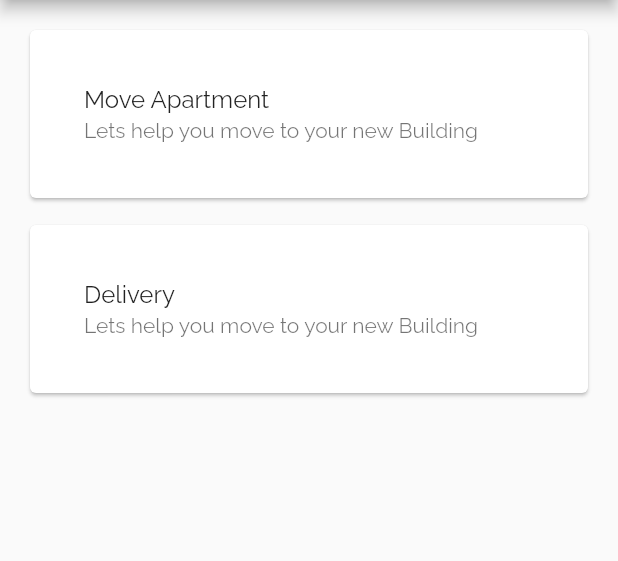
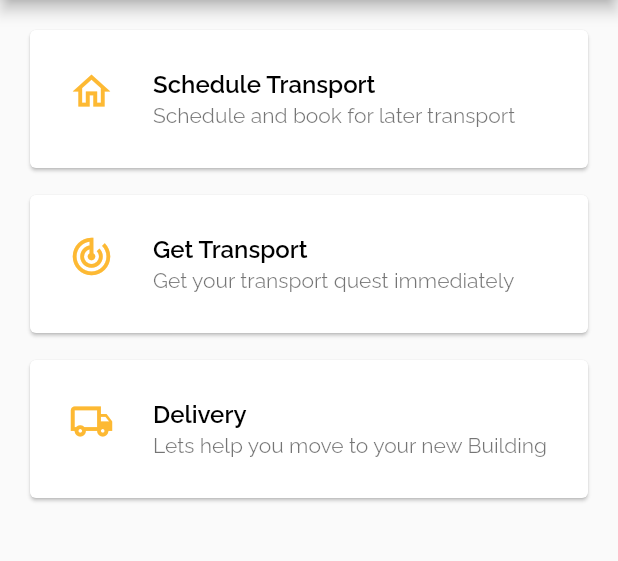
Before and after one commit to mulwa/Movers, a Flutter app: the LandingPage screen opened directly, after a tap on "Delivery", on a phone screen of 412 x 824 dp, the part 84-645 px from its top. Run offline on Flutter 3.47's test engine with Material 2 defaults, Android fonts, the phone set to English and light mode, and no system bars; our stand-ins replace cloud_firestore, firebase_auth, firebase_core, flutter_datetime_picker, geolocator, get and 4 more; missing offline and left inert: flutter_polyline_points, google_maps_place_picker; accounts and stored records are empty.

```diff
--- a/lib/main.dart
+++ b/lib/main.dart
@@ -3,6 +3,7 @@ import 'package:flutter/material.dart';
 import 'package:get/get_navigation/src/root/get_material_app.dart';
 import 'package:google_fonts/google_fonts.dart';
 import 'package:movers/screen/authentication/login.dart';
+import 'package:movers/screen/landing_page.dart';
 import 'package:movers/screen/map_page.dart';
 import 'package:movers/utils/constants.dart';
 
@@ -29,7 +30,7 @@ class MyApp extends StatelessWidget {
                 GoogleFonts.ralewayTextTheme(Theme.of(context).textTheme),
           ),
           textTheme: GoogleFonts.ralewayTextTheme(Theme.of(context).textTheme)),
-      home: MapPage(),
+      home: LandingPage(),
     );
   }
 }
--- a/lib/screen/drawer/appdrawer.dart
+++ b/lib/screen/drawer/appdrawer.dart
@@ -25,7 +25,7 @@ class AppDrawer extends StatelessWidget {
               }),
           VerticalSpacing(),
           createDrawerItem(
-              icon: Icons.time_to_leave_outlined,
+              icon: Icons.history,
               text: "History",
               onTap: () {
                 Navigator.pop(context);
--- a/lib/screen/drawer/drawerheader.dart
+++ b/lib/screen/drawer/drawerheader.dart
@@ -6,17 +6,32 @@ Widget createDrawerHeader({String? username}) {
   return DrawerHeader(
     margin: EdgeInsets.zero,
     padding: EdgeInsets.zero,
-    child: Stack(
-      children: <Widget>[
-        Positioned(
-          bottom: 2.0,
-          left: 16.0,
-          child: Text(
-            username!,
-            style: TextStyle(fontSize: 18, color: colorAccent),
-          ),
-        )
-      ],
+    child: Container(
+      margin: EdgeInsets.all(16.0),
+      child: Column(
+        mainAxisAlignment: MainAxisAlignment.center,
+        children: <Widget>[
+          Row(
+            children: [
+              Icon(
+                Icons.account_circle,
+                color: colorOrange,
+                size: 30,
+              ),
+              SizedBox(
+                width: 15.0,
+              ),
+              Text(
+                username!,
+                style: TextStyle(
+                    fontSize: 18,
+                    fontWeight: FontWeight.w600,
+                    color: Colors.black87),
+              ),
+            ],
+          )
+        ],
+      ),
     ),
   );
 }
--- a/lib/screen/drawer/draweritem.dart
+++ b/lib/screen/drawer/draweritem.dart
@@ -14,7 +14,10 @@ Widget createDrawerItem(
           padding: EdgeInsets.only(left: 8.0),
           child: Text(
             text!,
-            style: TextStyle(color: colorAccent, fontSize: 16.0),
+            style: TextStyle(
+                color: Colors.black54,
+                fontWeight: FontWeight.w500,
+                fontSize: 16.0),
           ),
         )
       ],
--- a/lib/screen/landing_page.dart
+++ b/lib/screen/landing_page.dart
@@ -1,7 +1,9 @@
 import 'package:flutter/material.dart';
 import 'package:movers/screen/drawer/appdrawer.dart';
 import 'package:movers/shared/app_card.dart';
+import 'package:movers/shared/styles.dart';
 import 'package:movers/shared/vertical_spacing.dart';
+import 'package:movers/utils/constants.dart';
 
 class LandingPage extends StatelessWidget {
   const LandingPage({Key? key}) : super(key: key);
@@ -18,23 +20,66 @@ class LandingPage extends StatelessWidget {
           margin: EdgeInsets.all(16.0),
           child: Column(
             children: [
-              AppCard(
+              Card(
+                child: Padding(
+                  padding: const EdgeInsets.all(10.0),
                   child: ListTile(
-                  title: Text("Move Apartment"),
-                  subtitle: Text('Lets help you move to your new Building'),
+                    leading: Icon(
+                      Icons.home_outlined,
+                      size: 30,
+                      color: colorOrange,
+                    ),
+                    title: Text(
+                      "Schedule Transport",
+                      style: mediumTitleStyle,
+                    ),
+                    subtitle: Text('Schedule and book for later transport'),
                     onTap: () {
                       debugPrint('apartment moving');
                     },
                   ),
                 ),
+              ),
               VerticalSpacing(),
-              AppCard(
+              Card(
+                child: Padding(
+                  padding: const EdgeInsets.all(10.0),
                   child: ListTile(
-                  title: Text("Delivery"),
+                    leading: Icon(
+                      Icons.track_changes,
+                      color: colorOrange,
+                      size: 30,
+                    ),
+                    title: Text(
+                      "Get Transport",
+                      style: mediumTitleStyle,
+                    ),
+                    subtitle: Text('Get your transport quest immediately'),
+                    onTap: () {
+                      debugPrint('apartment moving');
+                    },
+                  ),
+                ),
+              ),
+              VerticalSpacing(),
+              Card(
+                child: Padding(
+                  padding: const EdgeInsets.all(10.0),
+                  child: ListTile(
+                    leading: Icon(
+                      Icons.local_shipping_outlined,
+                      color: colorOrange,
+                      size: 30,
+                    ),
+                    title: Text(
+                      "Delivery",
+                      style: mediumTitleStyle,
+                    ),
                     subtitle: Text('Lets help you move to your new Building'),
                     onTap: () {
                       debugPrint('Delivery');
                     },
+                  ),
                 ),
               ),
             ],
```
Lines whose indentation alone changed are shown as unchanged.
